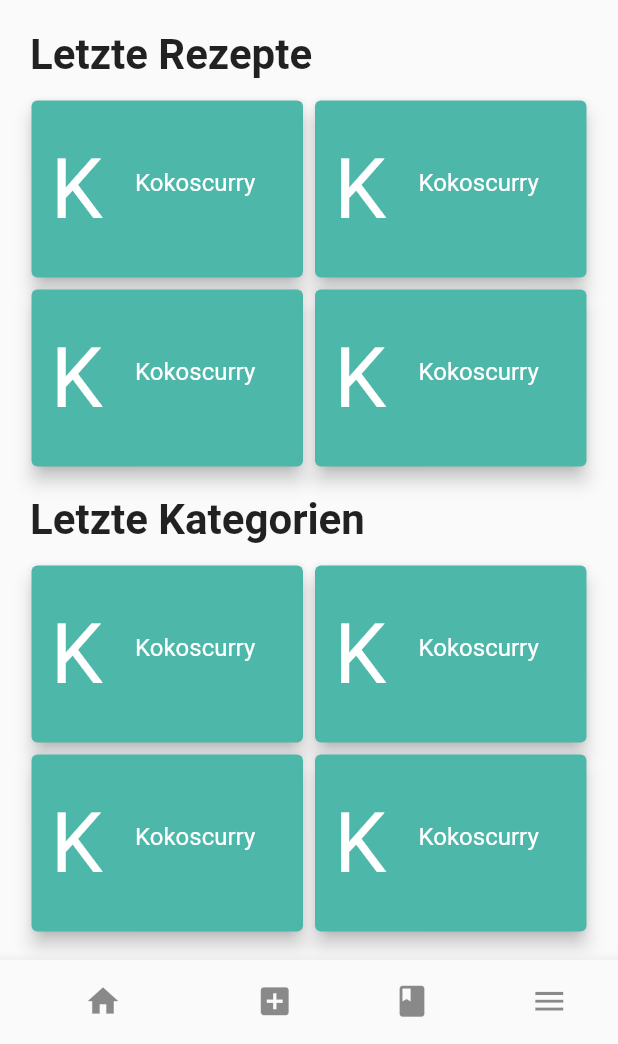
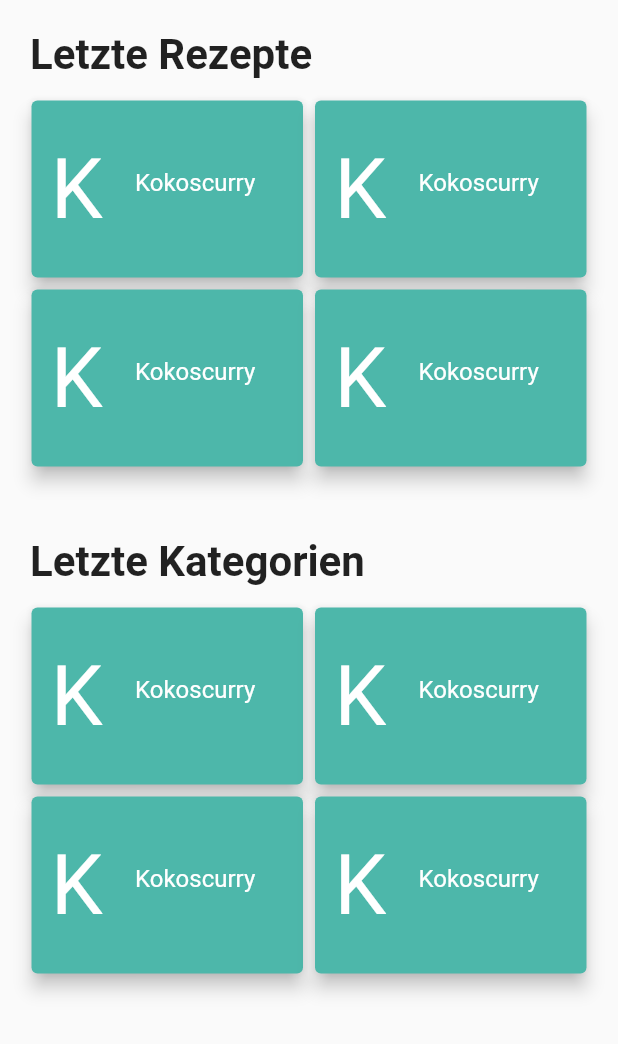
Before and after one commit to rhaeckl/cookery, a Flutter app: the screen it shows after launch, on a phone screen of 412 x 824 dp, the part 192-1236 px from its top. Run offline on Flutter 3.47's test engine with Material 2 defaults, Android fonts, the phone set to English and light mode, and no system bars.

Commit message:
- current progress

```diff
--- a/lib/main.dart
+++ b/lib/main.dart
@@ -1,8 +1,5 @@
-import 'package:cookery/nav/CustomNavigatorBar.dart';
-import 'package:cookery/widget/CookeryCard.dart';
-import 'package:cookery/widget/SearchFieldWidget.dart';
+import 'package:cookery/screen/HomeScreen.dart';
 import 'package:flutter/material.dart';
-import 'widget/Title.dart';
 
 void main() {
   runApp(const MyApp());
@@ -19,55 +16,7 @@ class MyApp extends StatelessWidget {
       theme: ThemeData(
         primarySwatch: Colors.red,
       ),
-      home: const MyHomePage(title: 'Flutter Demo Home Page'),
+      home: const HomeScreen(title: 'Flutter Demo Home Page'),
     );
   }
 }
-
-class MyHomePage extends StatefulWidget {
-  const MyHomePage({super.key, required this.title});
-
-  final String title;
-
-  @override
-  State<MyHomePage> createState() => _MyHomePageState();
-}
-
-class _MyHomePageState extends State<MyHomePage> {
-  @override
-  Widget build(BuildContext context) {
-    return Scaffold(
-      // appBar: AppBar(
-      //   // Here we take the value from the MyHomePage object that was created by
-      //   // the App.build method, and use it to set our appbar title.
-      //   title: Text(widget.title),
-      //   backgroundColor: Colors.white,
-      //   elevation: 0,
-      // ),
-      body: Column(
-        children: <Widget>[
-          const SearchFieldWidget(),
-          const CookeryTitle(title: 'Letzte Rezepte'),
-          Flexible(
-              child: GridView.count(
-                  childAspectRatio: 1.5,
-                  padding: const EdgeInsets.fromLTRB(17, 10, 17, 0),
-                  crossAxisCount: 2,
-                  children:
-                      List.generate(4, (index) => const LastRecipeCard()))),
-          const CookeryTitle(
-            title: 'Letzte Kategorien',
-          ),
-          Flexible(
-              child: GridView.count(
-                  childAspectRatio: 1.5,
-                  padding: const EdgeInsets.fromLTRB(17, 10, 17, 0),
-                  crossAxisCount: 2,
-                  children:
-                      List.generate(4, (index) => const LastRecipeCard()))),
-        ],
-      ),
-      bottomNavigationBar: CustomNavigationBar(this).build(context),
-    );
-  }
-}
--- a/lib/nav/CustomNavigatorBar.dart
+++ b/lib/nav/CustomNavigatorBar.dart
@@ -1,9 +1,9 @@
-import 'package:cookery/main.dart';
+import 'package:cookery/screen/HomeScreen.dart';
 import 'package:flutter/material.dart';
 
 class CustomNavigationBar extends State {
   int _selectedIndex = 0;
-  State<MyHomePage> state;
+  State<HomeScreen> state;
 
   CustomNavigationBar(this.state);
 
--- /dev/null
+++ b/lib/screen/HomeScreen.dart
@@ -0,0 +1,51 @@
+import 'package:flutter/material.dart';
+
+import '../widget/CookeryCard.dart';
+import '../widget/CookeryTitle.dart';
+import '../widget/SearchFieldWidget.dart';
+
+class HomeScreen extends StatefulWidget {
+  const HomeScreen({super.key, required this.title});
+
+  final String title;
+
+  @override
+  State<HomeScreen> createState() => _HomeScreenState();
+}
+
+class _HomeScreenState extends State<HomeScreen> {
+  @override
+  Widget build(BuildContext context) {
+    return Scaffold(
+      // appBar: AppBar(
+      //   // Here we take the value from the MyHomePage object that was created by
+      //   // the App.build method, and use it to set our appbar title.
+      //   title: Text(widget.title),
+      //   backgroundColor: Colors.white,
+      //   elevation: 0,
+      // ),
+      body: Column(
+        children: <Widget>[
+          const SearchFieldWidget(),
+          const CookeryTitle(title: 'Letzte Rezepte'),
+          Flexible(
+              child: GridView.count(
+                  childAspectRatio: 1.5,
+                  padding: const EdgeInsets.fromLTRB(17, 10, 17, 0),
+                  crossAxisCount: 2,
+                  children: List.generate(4, (index) => const CookeryCard()))),
+          const CookeryTitle(
+            title: 'Letzte Kategorien',
+          ),
+          Flexible(
+              child: GridView.count(
+                  childAspectRatio: 1.5,
+                  padding: const EdgeInsets.fromLTRB(17, 10, 17, 0),
+                  crossAxisCount: 2,
+                  children: List.generate(4, (index) => const CookeryCard()))),
+        ],
+      ),
+      // bottomNavigationBar: CustomNavigationBar(this).build(context),
+    );
+  }
+}
--- a/lib/widget/CookeryCard.dart
+++ b/lib/widget/CookeryCard.dart
@@ -1,7 +1,7 @@
 import 'package:flutter/material.dart';
 
-class LastRecipeCard extends StatelessWidget {
-  const LastRecipeCard({super.key});
+class CookeryCard extends StatelessWidget {
+  const CookeryCard({super.key});
 
   @override
   Widget build(BuildContext context) {
```
Also changed, not shown: lib/my_flutter_app_icons.dart (+0 -15 lines), lib/widget/CookeryTitle.dart (renamed from lib/widget/Title.dart).
